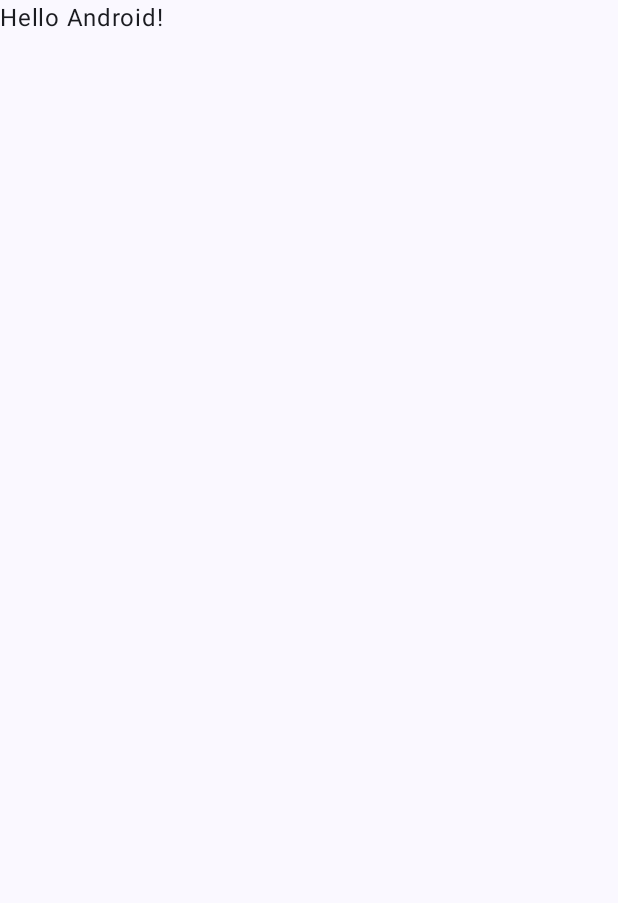
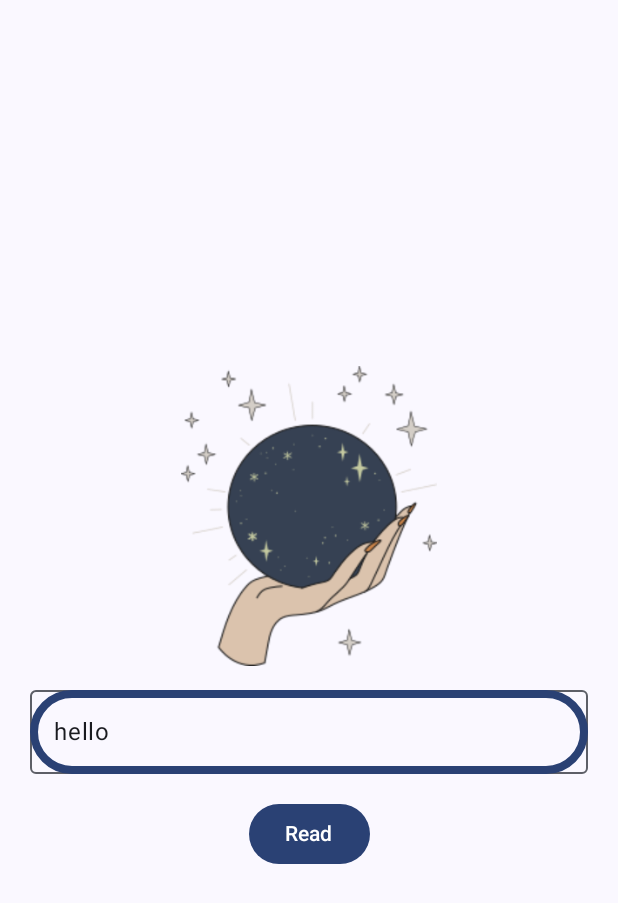
Before and after one commit to danhdelrey/MyTarotReadings, an Android app built with Jetpack Compose: the screen it shows after launch (MainActivity), on a phone screen of 412 x 824 dp. Before the commit the part shown is almost empty. Shown: the top 903 px of the screen. Run offline under Robolectric (Android 15) with nearby library versions, the phone set to English and light mode, and no system bars.

Commit message:
ask screen

```diff
--- a/app/src/main/java/com/brighttorchstudio/mytarotreadings/MainActivity.kt
+++ b/app/src/main/java/com/brighttorchstudio/mytarotreadings/MainActivity.kt
@@ -11,6 +11,7 @@ import androidx.compose.material3.Text
 import androidx.compose.runtime.Composable
 import androidx.compose.ui.Modifier
 import androidx.compose.ui.tooling.preview.Preview
+import com.brighttorchstudio.mytarotreadings.ui.read_tarot.view.AskScreen
 import com.brighttorchstudio.mytarotreadings.ui.theme.MyTarotReadingsTheme
 
 class MainActivity : ComponentActivity() {
@@ -19,29 +20,8 @@ class MainActivity : ComponentActivity() {
         enableEdgeToEdge()
         setContent {
             MyTarotReadingsTheme {
-                Scaffold(modifier = Modifier.fillMaxSize()) { innerPadding ->
-                    Greeting(
-                        name = "Android",
-                        modifier = Modifier.padding(innerPadding)
-                    )
-                }
+                AskScreen()
             }
         }
     }
 }
-
-@Composable
-fun Greeting(name: String, modifier: Modifier = Modifier) {
-    Text(
-        text = "Hello $name!",
-        modifier = modifier
-    )
-}
-
-@Preview(showBackground = true)
-@Composable
-fun GreetingPreview() {
-    MyTarotReadingsTheme {
-        Greeting("Android")
-    }
-}
--- /dev/null
+++ b/app/src/main/java/com/brighttorchstudio/mytarotreadings/ui/read_tarot/view/AskScreen.kt
@@ -0,0 +1,74 @@
+package com.brighttorchstudio.mytarotreadings.ui.read_tarot.view
+
+import android.widget.Toast
+import androidx.compose.foundation.Image
+import androidx.compose.foundation.border
+import androidx.compose.foundation.layout.Arrangement
+import androidx.compose.foundation.layout.Column
+import androidx.compose.foundation.layout.Spacer
+import androidx.compose.foundation.layout.fillMaxSize
+import androidx.compose.foundation.layout.fillMaxWidth
+import androidx.compose.foundation.layout.height
+import androidx.compose.foundation.layout.padding
+import androidx.compose.foundation.layout.size
+import androidx.compose.foundation.layout.width
+import androidx.compose.foundation.shape.CircleShape
+import androidx.compose.foundation.shape.RoundedCornerShape
+import androidx.compose.material3.Button
+import androidx.compose.material3.MaterialTheme
+import androidx.compose.material3.OutlinedTextField
+import androidx.compose.material3.Scaffold
+import androidx.compose.material3.Text
+import androidx.compose.material3.TextField
+import androidx.compose.runtime.Composable
+import androidx.compose.ui.Alignment
+import androidx.compose.ui.Modifier
+import androidx.compose.ui.draw.scale
+import androidx.compose.ui.res.painterResource
+import androidx.compose.ui.tooling.preview.Preview
+import androidx.compose.ui.unit.dp
+import com.brighttorchstudio.mytarotreadings.R
+import com.brighttorchstudio.mytarotreadings.ui.theme.MyTarotReadingsTheme
+
+@Composable
+fun AskScreen(){
+    Scaffold(modifier = Modifier.fillMaxSize()) { innerPadding ->
+        Column (
+            modifier = Modifier
+                .padding(innerPadding)
+                .fillMaxSize()
+                .padding(horizontal = 20.dp)
+            ,
+            verticalArrangement = Arrangement.Center,
+            horizontalAlignment = Alignment.CenterHorizontally,
+        ) {
+            Image(
+                painter = painterResource(id = R.drawable.crystal_ball),
+                contentDescription = "crystal ball",
+                modifier = Modifier.size(200.dp)
+            )
+            Spacer(modifier = Modifier.height(16.dp))
+            OutlinedTextField(
+                value = "hello",
+                onValueChange = {},
+                modifier = Modifier
+                    .border(width = 5.dp, shape = CircleShape, color = MaterialTheme.colorScheme.primary)
+                    .fillMaxWidth()
+
+            )
+            Spacer(modifier = Modifier.height(16.dp))
+            Button(onClick = {}) {
+                Text("Read")
+            }
+
+        }
+    }
+}
+
+@Preview(showBackground = true)
+@Composable
+fun AskScreenPreview(){
+    MyTarotReadingsTheme {
+        AskScreen()
+    }
+}
--- /dev/null
+++ b/app/src/main/java/com/brighttorchstudio/mytarotreadings/ui/read_tarot/view_model/ReadTarotViewModel.kt
@@ -0,0 +1,6 @@
+package com.brighttorchstudio.mytarotreadings.ui.read_tarot.view_model
+
+import androidx.lifecycle.ViewModel
+
+class ReadTarotViewModel : ViewModel() {
+}
```
Also changed, not shown: app/src/main/res/drawable/crystal_ball.png (added), app/src/main/res/font/plus_jakarta_sans_medium.ttf (added).
